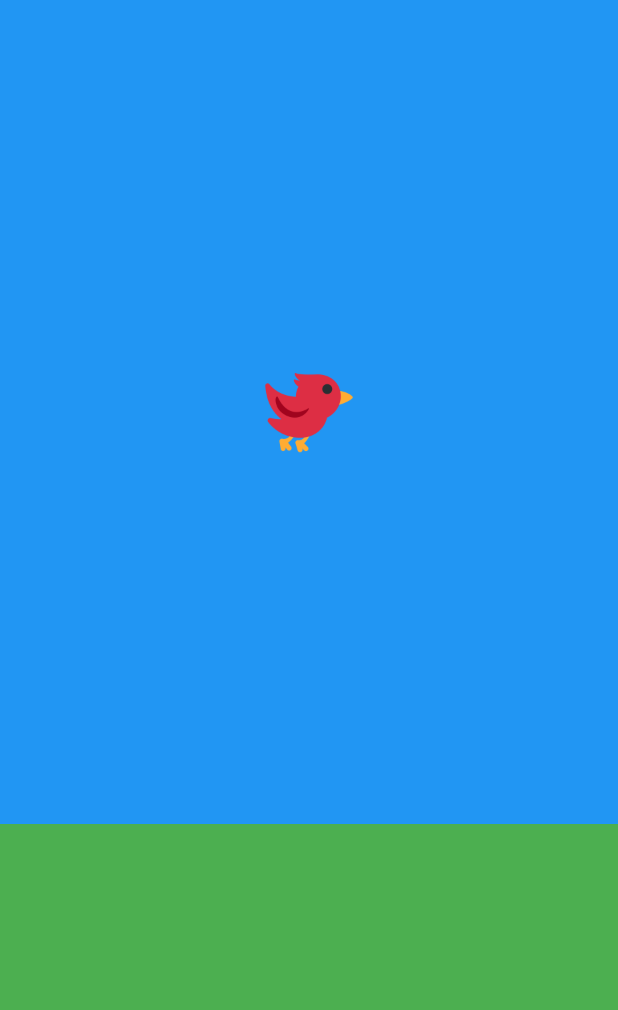
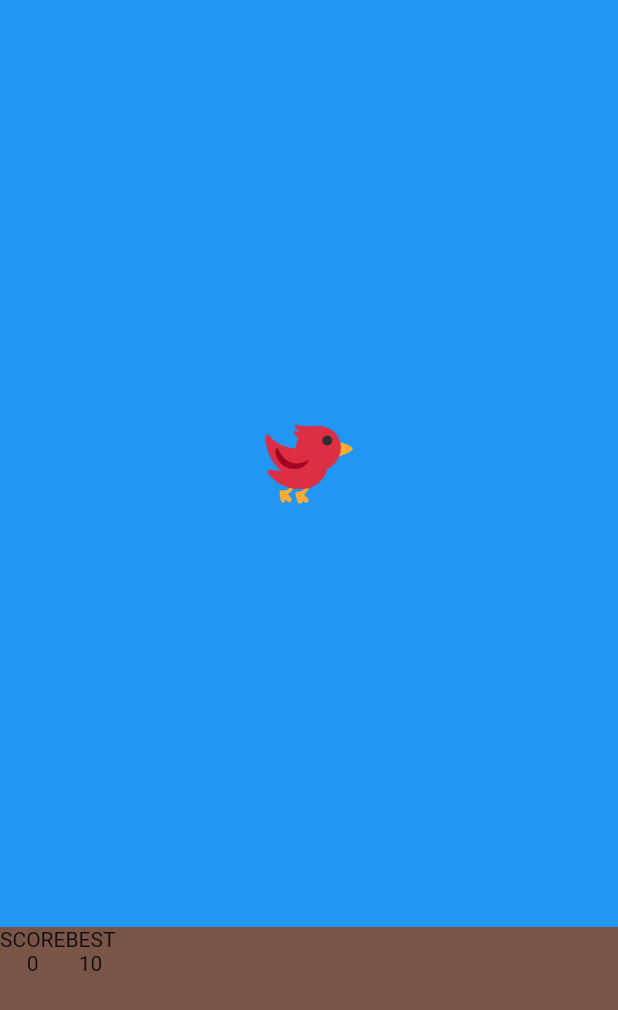
Before and after one commit to ayushsharman/Medoc, a Flutter app: the screen it shows after launch, on a phone screen of 412 x 824 dp. Shown: the top 1010 px of the screen. Run offline on Flutter 3.47's test engine with Material 2 defaults, Android fonts, the phone set to English and light mode, and no system bars.

```diff
--- a/flappy_bird/lib/homepage.dart
+++ b/flappy_bird/lib/homepage.dart
@@ -11,15 +11,33 @@ class HomePage extends StatefulWidget {
 }
 
 class _nameState extends State<HomePage> {
-  double birdYaxis = 0;
+  static double birdYaxis = 0;
+  double time = 0;
+  double height = 0;
+  double initialHeight = birdYaxis;
+  bool gameHasStarted = false;
 
   void jump() {
+    setState(() {
+      time = 0;
+      initialHeight = birdYaxis;
+    });
+  }
+
+  void startGame() {
+    gameHasStarted = true;
     Timer.periodic(
-      Duration(milliseconds: 100),
+      Duration(milliseconds: 60),
       ((timer) {
+        time += 0.05;
+        height = -4.9 * time * time + 2.8 * time;
         setState(() {
-          birdYaxis -= 0.1;
+          birdYaxis = initialHeight - height;
         });
+        if (birdYaxis > 1) {
+          timer.cancel();
+          gameHasStarted = false;
+        }
       }),
     );
   }
@@ -30,9 +48,15 @@ class _nameState extends State<HomePage> {
       body: Column(
         children: [
           Expanded(
-            flex: 2,
+            flex: 3,
             child: GestureDetector(
-              onTap: jump,
+              onTap: () {
+                if (gameHasStarted) {
+                  jump();
+                } else {
+                  startGame();
+                }
+              },
               child: AnimatedContainer(
                 alignment: Alignment(0, birdYaxis),
                 duration: Duration(milliseconds: 0),
@@ -43,7 +67,21 @@ class _nameState extends State<HomePage> {
           ),
           Expanded(
             child: Container(
-              color: Colors.green,
+              color: Colors.brown,
+              child: Row(children: [
+                Column(
+                  children: [
+                    Text("SCORE"),
+                    Text("0"),
+                  ],
+                ),
+                Column(
+                  children: [
+                    Text("BEST"),
+                    Text("10"),
+                  ],
+                ),
+              ]),
             ),
           )
         ],
```
